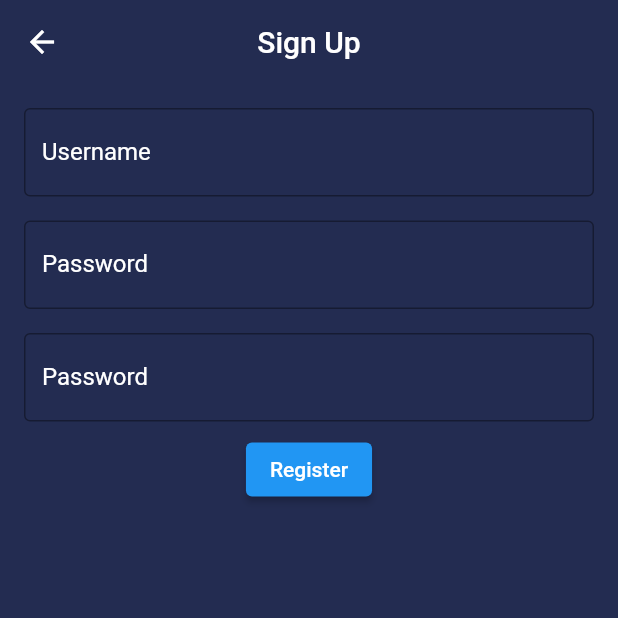
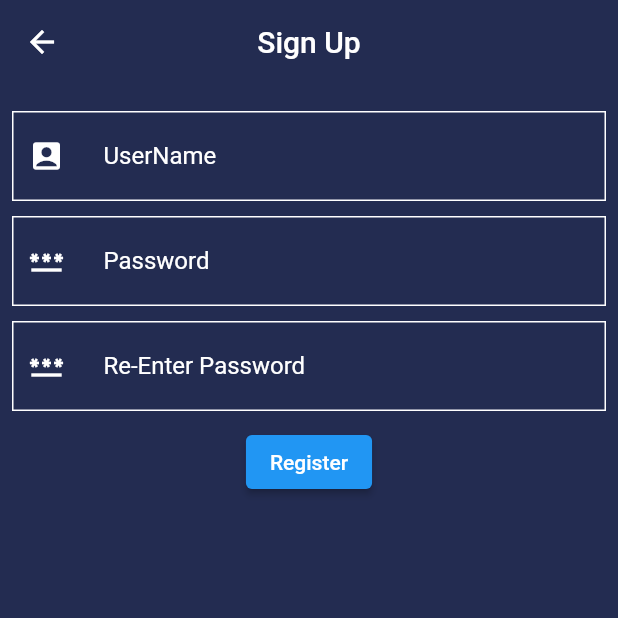
Before and after one commit to utpal-maersk/mobileCMS, a Flutter app: the SignUpPage screen opened directly, on a phone screen of 412 x 824 dp, the top half of it. Run offline on Flutter 3.47's test engine with Material 2 defaults, Android fonts, the phone set to English and light mode, and no system bars; our stand-ins replace animated_splash_screen, cloud_firestore, firebase_auth, firebase_core, font_awesome_flutter, google_fonts and 1 more; accounts and stored records are empty.

Commit message:
updated signup
updated signup

```diff
--- a/lib/signup.dart
+++ b/lib/signup.dart
@@ -13,6 +13,7 @@ class SignUpPage extends StatefulWidget {
 class _SignUpPageState extends State<SignUpPage> {
   final TextEditingController SignUpNameController = TextEditingController();
   final TextEditingController SignUpPasswordController = TextEditingController();
+  final TextEditingController ReSignupPasswordController=TextEditingController();
   final Color primaryColor = Color(0xff18203d);
   final Color secondaryColor = Color(0xff232c51);
   final Color logoGreen = Color(0xff25bcbb);
@@ -33,56 +34,13 @@ class _SignUpPageState extends State<SignUpPage> {
           margin: EdgeInsets.symmetric(),
           child: Column(
             children: [
-              Padding(
-                padding: const EdgeInsets.all(8.0),
-                child: TextField(
-                  controller: SignUpNameController,
-                  decoration: InputDecoration(
-                    border: OutlineInputBorder(),
-                    labelText: 'Username',
-                    labelStyle: TextStyle(color: Colors.white),
-                    hintText: "Enter User Name",
-
-
-
-
-                  ),),
-              ),
-              Padding(
-                padding: const EdgeInsets.all(8.0),
-                child: TextField(
-                  obscureText: true,
-                  enableSuggestions: false,
-                  autocorrect: false,
-
-                  controller: SignUpPasswordController,
-                  decoration: InputDecoration(
-                      border: OutlineInputBorder(),
-                      labelText: 'Password',
-                      labelStyle: TextStyle(color: Colors.white),
-                      hintText: "Enter Password",
-
-
-                  ),),
-              ),
-
-              Padding(
-                padding: const EdgeInsets.all(8.0),
-                child: TextField(
-                  obscureText: true,
-                  enableSuggestions: false,
-                  autocorrect: false,
-                  controller: SignUpPasswordController,
-                  decoration: InputDecoration(
-
-                      border: OutlineInputBorder(),
-                      labelText: 'Password',
-                      labelStyle: TextStyle(color: Colors.white),
-                      hintText: "RE-Enter Password",
-
-                  ),),
-              ),
-
+              SizedBox(height: 10,),
+              _buildTextField(SignUpNameController, Icons.account_box, 'UserName'),
+              SizedBox(height: 10,),
+              _buildTextField(SignUpPasswordController, Icons.password, 'Password'),
+              SizedBox(height: 10,),
+              _buildTextField(ReSignupPasswordController, Icons.password, 'Re-Enter Password'),
+              SizedBox(height: 10,),
               ElevatedButton(onPressed: (){
                 AuthenticationHelper th=AuthenticationHelper();
                 th.signUp(email:SignUpNameController.text , password: SignUpPasswordController.text).then((result)
@@ -104,4 +62,26 @@ class _SignUpPageState extends State<SignUpPage> {
       ),
     );
   }
+  _buildTextField(TextEditingController controller, IconData icon,
+      String labelText) {
+    return Container(
+      padding: EdgeInsets.symmetric(horizontal: 10, vertical: 5),
+      decoration: BoxDecoration(
+          color: secondaryColor, border: Border.all(color: Colors.white)),
+      child: TextField(
+        controller: controller,
+        style: TextStyle(color: Colors.white),
+        decoration: InputDecoration(
+            contentPadding: EdgeInsets.symmetric(horizontal: 10),
+            labelText: labelText,
+            labelStyle: TextStyle(color: Colors.white),
+            icon: Icon(
+              icon,
+              color: Colors.white,
+            ),
+            // prefix: Icon(icon),
+            border: InputBorder.none),
+      ),
+    );
+  }
 }
```
Also changed, not shown: 2 other files.
